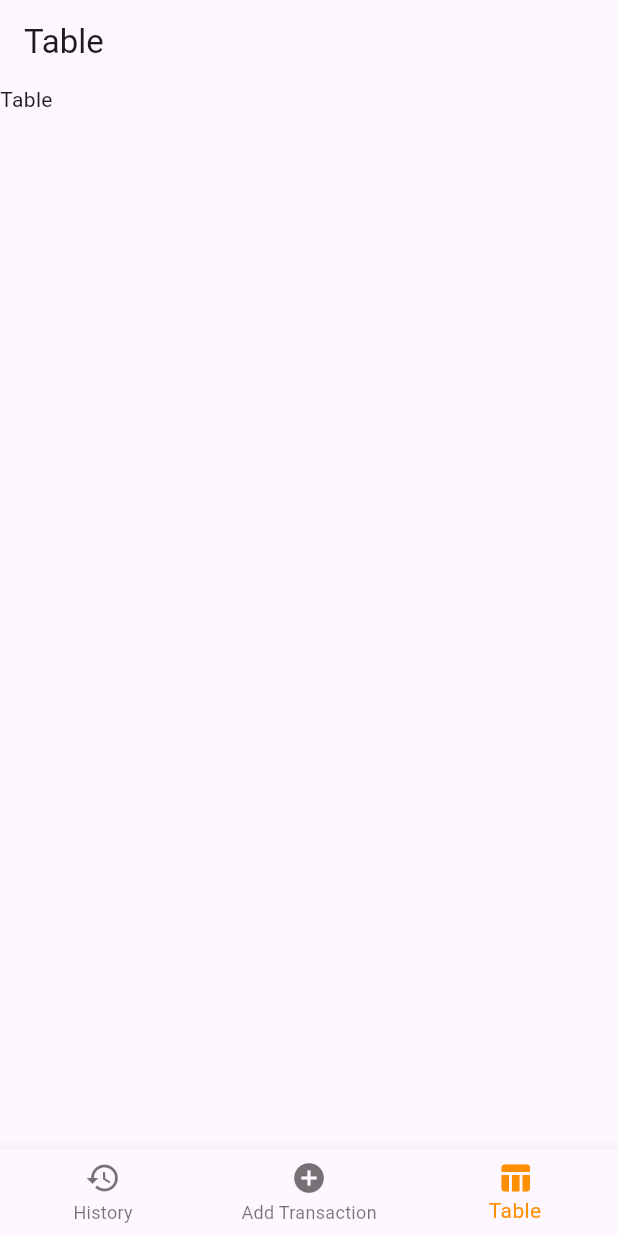
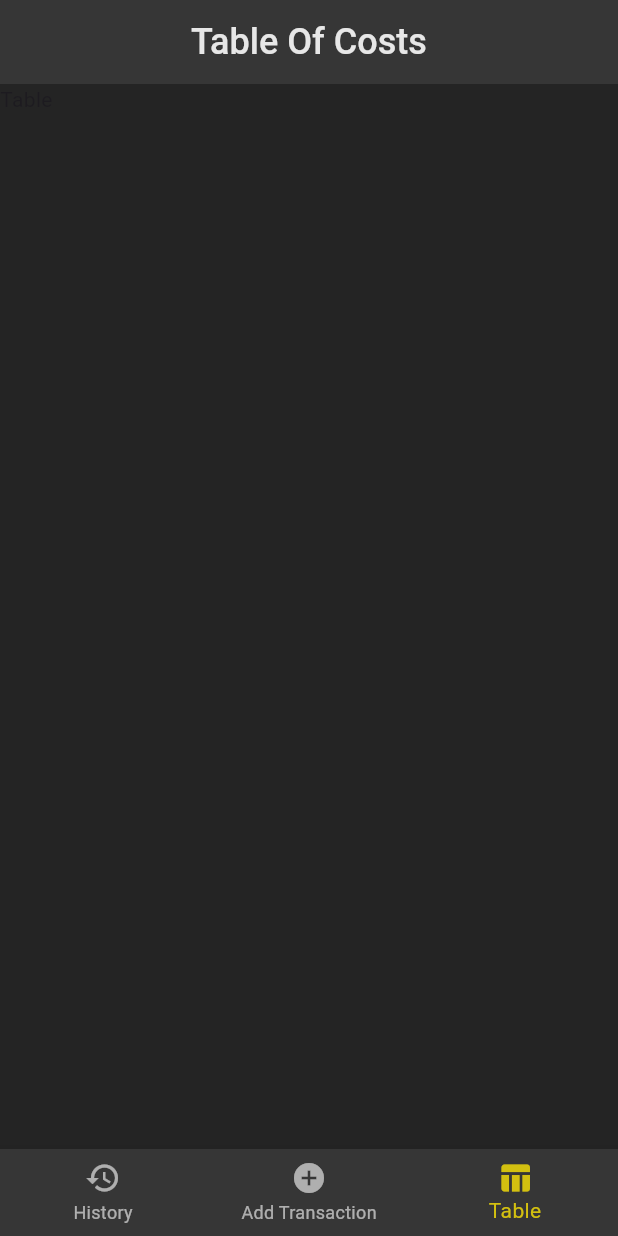
Before and after one commit to ana-znv/financial_accounting, a Flutter app: the screen it shows after launch, item 3 of the bottom bar chosen, on a phone screen of 412 x 824 dp. Run offline on Flutter 3.47's test engine with Material 3 defaults, Android fonts, the light colour scheme and no system bars.

Commit message:
widget separation and styling

```diff
--- a/lib/widgets/application.dart
+++ b/lib/widgets/application.dart
@@ -6,6 +6,17 @@ class Application extends StatelessWidget {
 
   @override
   Widget build(BuildContext context) {
-    return MaterialApp(home: MainBottomBar());
+    return MaterialApp(
+      theme: ThemeData(
+        appBarTheme: AppBarThemeData(
+          backgroundColor: const Color.fromARGB(255, 54, 54, 54),
+        ),
+        scaffoldBackgroundColor: const Color.fromARGB(255, 36, 36, 36),
+        bottomNavigationBarTheme: const BottomNavigationBarThemeData(
+          backgroundColor: Color.fromARGB(255, 54, 54, 54),
+        ),
+      ),
+      home: MainBottomBar(),
+    );
   }
 }
--- a/lib/widgets/main_bottom_bar.dart
+++ b/lib/widgets/main_bottom_bar.dart
@@ -1,3 +1,6 @@
+import 'package:financial_accounting/widgets/add_transaction.dart';
+import 'package:financial_accounting/widgets/history.dart';
+import 'package:financial_accounting/widgets/table_of_costs.dart';
 import 'package:flutter/material.dart';
 
 class MainBottomBar extends StatefulWidget {
@@ -10,7 +13,11 @@ class MainBottomBar extends StatefulWidget {
 class _MainBottomBarState extends State<MainBottomBar> {
   int _selectedIndex = 0;
 
-  static const List<Widget> _widgetOptions = [History(), Report(), Table()];
+  static final List<Widget> _widgetOptions = [
+    History(),
+    AddTransaction(),
+    TableOfCosts(),
+  ];
 
   void _onItemTapped(int index) {
     setState(() {
@@ -35,45 +42,10 @@ class _MainBottomBarState extends State<MainBottomBar> {
           ),
         ],
         currentIndex: _selectedIndex,
-        selectedItemColor: Colors.amber[800],
+        selectedItemColor: const Color.fromARGB(255, 211, 192, 16),
+        unselectedItemColor: Colors.white60,
         onTap: _onItemTapped,
       ),
     );
   }
 }
-
-class History extends StatelessWidget {
-  const History({super.key});
-
-  @override
-  Widget build(BuildContext context) {
-    return Scaffold(
-      appBar: AppBar(title: Text('History')),
-      body: Text('History'),
-    );
-  }
-}
-
-class Report extends StatelessWidget {
-  const Report({super.key});
-
-  @override
-  Widget build(BuildContext context) {
-    return Scaffold(
-      appBar: AppBar(title: Text('Report')),
-      body: Text('Report'),
-    );
-  }
-}
-
-class Table extends StatelessWidget {
-  const Table({super.key});
-
-  @override
-  Widget build(BuildContext context) {
-    return Scaffold(
-      appBar: AppBar(title: Text('Table')),
-      body: Text('Table'),
-    );
-  }
-}
--- /dev/null
+++ b/lib/widgets/table_of_costs.dart
@@ -0,0 +1,23 @@
+import 'package:flutter/material.dart';
+
+class TableOfCosts extends StatelessWidget {
+  const TableOfCosts({super.key});
+
+  @override
+  Widget build(BuildContext context) {
+    return Scaffold(
+      appBar: AppBar(
+        title: Text(
+          'Table Of Costs',
+          style: TextStyle(
+            fontSize: 24,
+            fontWeight: FontWeight.w500,
+            color: const Color.fromARGB(255, 231, 231, 231),
+          ),
+        ),
+        centerTitle: true,
+      ),
+      body: Text('Table'),
+    );
+  }
+}
```
Also changed, not shown: lib/widgets/add_transaction.dart (added, +21 -0 lines), lib/widgets/history.dart (added, +23 -0 lines).
